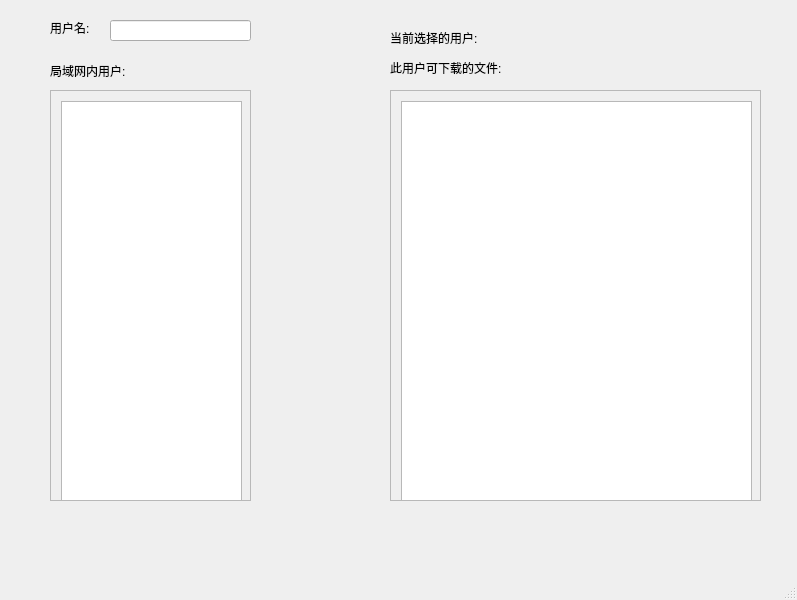
Qt form luan-widget/mainwindow.ui (Vaskka/Luna) before a commit.
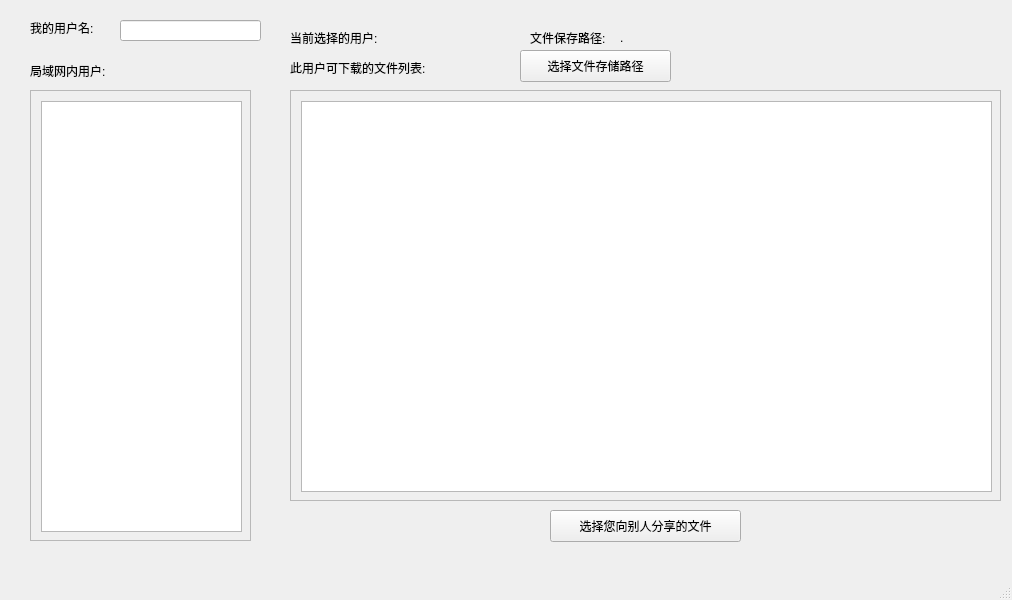
The same form after that commit.

Diff of the .ui file:
```diff
--- a/luan-widget/mainwindow.ui
+++ b/luan-widget/mainwindow.ui
@@ -6,7 +6,7 @@
    <rect>
     <x>0</x>
     <y>0</y>
-    <width>797</width>
+    <width>1012</width>
     <height>600</height>
    </rect>
   </property>
@@ -17,10 +17,10 @@
    <widget class="QScrollArea" name="leftScroll">
     <property name="geometry">
      <rect>
-      <x>50</x>
+      <x>30</x>
       <y>90</y>
-      <width>201</width>
-      <height>411</height>
+      <width>221</width>
+      <height>451</height>
      </rect>
     </property>
     <property name="widgetResizable">
@@ -31,8 +31,8 @@
       <rect>
        <x>0</x>
        <y>0</y>
-       <width>199</width>
-       <height>409</height>
+       <width>219</width>
+       <height>449</height>
       </rect>
      </property>
      <widget class="QListWidget" name="userListWidget">
@@ -40,8 +40,8 @@
        <rect>
         <x>10</x>
         <y>10</y>
-        <width>181</width>
-        <height>421</height>
+        <width>201</width>
+        <height>431</height>
        </rect>
       </property>
      </widget>
@@ -50,9 +50,9 @@
    <widget class="QScrollArea" name="rightScroll">
     <property name="geometry">
      <rect>
-      <x>390</x>
+      <x>290</x>
       <y>90</y>
-      <width>371</width>
+      <width>711</width>
       <height>411</height>
      </rect>
     </property>
@@ -64,7 +64,7 @@
       <rect>
        <x>0</x>
        <y>0</y>
-       <width>369</width>
+       <width>709</width>
        <height>409</height>
       </rect>
      </property>
@@ -73,8 +73,8 @@
        <rect>
         <x>10</x>
         <y>10</y>
-        <width>351</width>
-        <height>421</height>
+        <width>691</width>
+        <height>391</height>
        </rect>
       </property>
      </widget>
@@ -83,20 +83,20 @@
    <widget class="QLabel" name="usernameLabel">
     <property name="geometry">
      <rect>
-      <x>50</x>
+      <x>30</x>
       <y>20</y>
-      <width>51</width>
+      <width>81</width>
       <height>16</height>
      </rect>
     </property>
     <property name="text">
-     <string>用户名:</string>
+     <string>我的用户名:</string>
     </property>
    </widget>
    <widget class="QLineEdit" name="usernameLineEdit">
     <property name="geometry">
      <rect>
-      <x>110</x>
+      <x>120</x>
       <y>20</y>
       <width>141</width>
       <height>21</height>
@@ -106,7 +106,7 @@
    <widget class="QLabel" name="userInNetworkLabel">
     <property name="geometry">
      <rect>
-      <x>50</x>
+      <x>30</x>
       <y>60</y>
       <width>111</width>
       <height>21</height>
@@ -119,7 +119,7 @@
    <widget class="QLabel" name="currentChooseUserLabelLeft">
     <property name="geometry">
      <rect>
-      <x>390</x>
+      <x>290</x>
       <y>30</y>
       <width>101</width>
       <height>16</height>
@@ -132,9 +132,9 @@
    <widget class="QLabel" name="currentChooseUserValue">
     <property name="geometry">
      <rect>
-      <x>520</x>
+      <x>400</x>
       <y>30</y>
-      <width>58</width>
+      <width>91</width>
       <height>16</height>
      </rect>
     </property>
@@ -145,27 +145,79 @@
    <widget class="QLabel" name="currentUserCanDownloadLabel">
     <property name="geometry">
      <rect>
-      <x>390</x>
+      <x>290</x>
       <y>60</y>
-      <width>141</width>
+      <width>151</width>
       <height>16</height>
      </rect>
     </property>
     <property name="text">
-     <string>此用户可下载的文件:</string>
+     <string>此用户可下载的文件列表:</string>
     </property>
    </widget>
    <widget class="QLabel" name="infoLabel">
     <property name="geometry">
      <rect>
-      <x>607</x>
-      <y>60</y>
-      <width>151</width>
+      <x>530</x>
+      <y>10</y>
+      <width>471</width>
       <height>20</height>
      </rect>
     </property>
     <property name="text">
-     <string> </string>
+     <string/>
+    </property>
+   </widget>
+   <widget class="QLabel" name="saveFileDirTitle">
+    <property name="geometry">
+     <rect>
+      <x>530</x>
+      <y>30</y>
+      <width>91</width>
+      <height>16</height>
+     </rect>
+    </property>
+    <property name="text">
+     <string>文件保存路径:</string>
+    </property>
+   </widget>
+   <widget class="QLabel" name="saveDirLabel">
+    <property name="geometry">
+     <rect>
+      <x>620</x>
+      <y>30</y>
+      <width>381</width>
+      <height>16</height>
+     </rect>
+    </property>
+    <property name="text">
+     <string>.</string>
+    </property>
+   </widget>
+   <widget class="QPushButton" name="chooseFileToSave">
+    <property name="geometry">
+     <rect>
+      <x>520</x>
+      <y>50</y>
+      <width>151</width>
+      <height>32</height>
+     </rect>
+    </property>
+    <property name="text">
+     <string>选择文件存储路径</string>
+    </property>
+   </widget>
+   <widget class="QPushButton" name="chooseFileToExp">
+    <property name="geometry">
+     <rect>
+      <x>550</x>
+      <y>510</y>
+      <width>191</width>
+      <height>32</height>
+     </rect>
+    </property>
+    <property name="text">
+     <string>选择您向别人分享的文件</string>
     </property>
    </widget>
   </widget>
```
Left out of the diff: 2 changed lines with no effect on the pictures.
